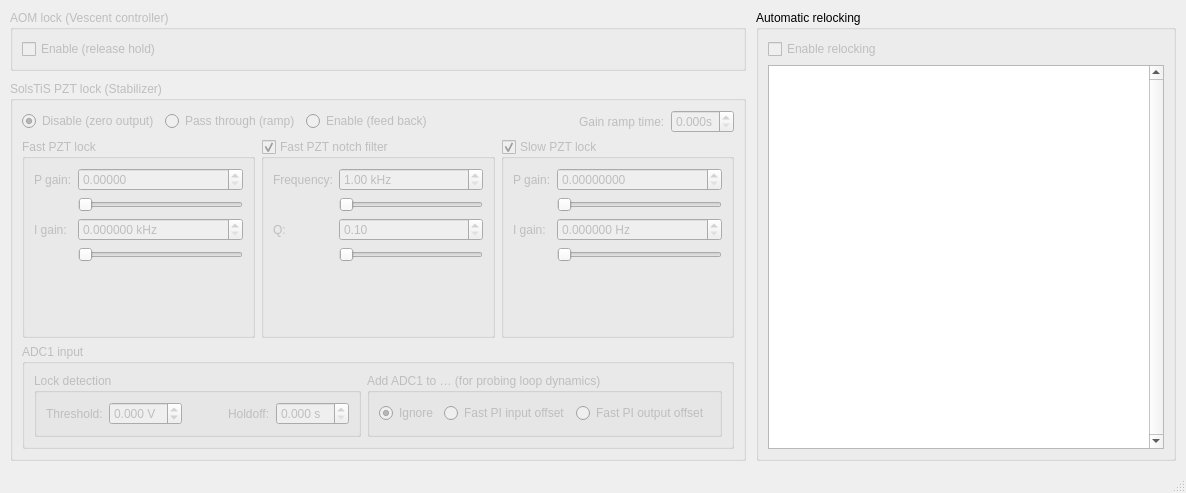
Before: the Qt Designer form l674_lock_ui/app.ui in OxfordIonTrapGroup/stabilizer-ui, drawn with Qt 5.
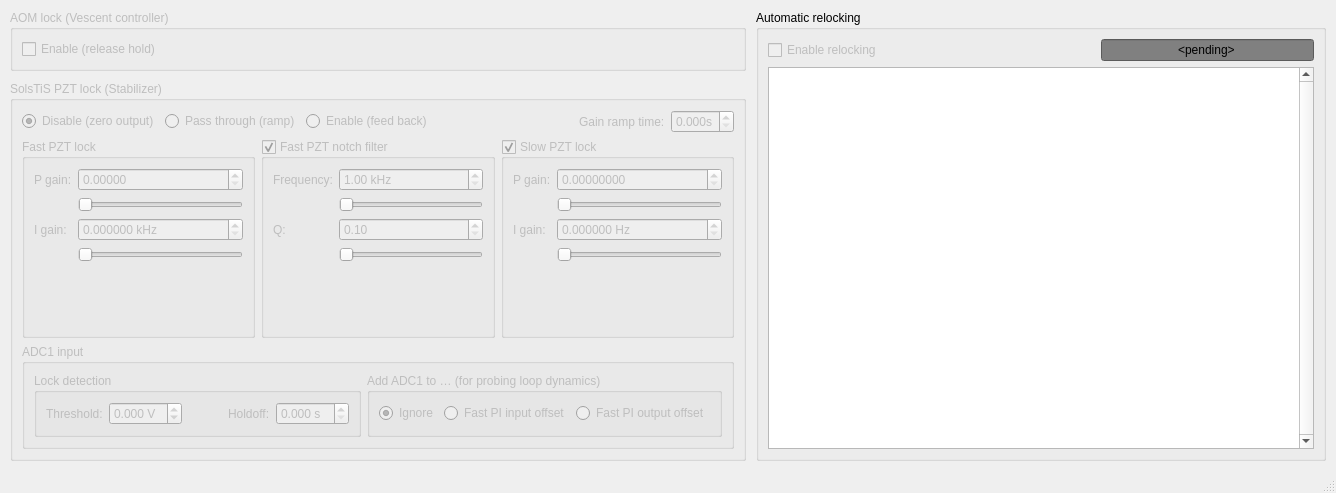
After: the same form once the commit is applied.

Commit message:
Periodically query ADC1 voltage for software lock detection
First step towards auto-relocking.

```diff
--- a/l674_lock_ui/app.ui
+++ b/l674_lock_ui/app.ui
@@ -6,7 +6,7 @@
    <rect>
     <x>0</x>
     <y>0</y>
-    <width>1186</width>
+    <width>1336</width>
     <height>493</height>
    </rect>
   </property>
@@ -589,6 +589,8 @@
       </property>
       <layout class="QVBoxLayout" name="verticalLayout_4">
        <item>
+        <layout class="QHBoxLayout" name="horizontalLayout_3">
+         <item>
         <widget class="QCheckBox" name="enableRelockingBox">
          <property name="enabled">
           <bool>false</bool>
@@ -600,6 +602,37 @@
           <bool>true</bool>
          </property>
         </widget>
+         </item>
+         <item>
+          <spacer name="horizontalSpacer_3">
+           <property name="orientation">
+            <enum>Qt::Horizontal</enum>
+           </property>
+           <property name="sizeHint" stdset="0">
+            <size>
+             <width>40</width>
+             <height>20</height>
+            </size>
+           </property>
+          </spacer>
+         </item>
+         <item>
+          <widget class="QLineEdit" name="adc1ReadingEdit">
+           <property name="styleSheet">
+            <string notr="true">QLineEdit { background-color: grey; }</string>
+           </property>
+           <property name="text">
+            <string>&lt;pending&gt;</string>
+           </property>
+           <property name="alignment">
+            <set>Qt::AlignCenter</set>
+           </property>
+           <property name="readOnly">
+            <bool>true</bool>
+           </property>
+          </widget>
+         </item>
+        </layout>
        </item>
        <item>
         <widget class="QTextEdit" name="logOutputText">
```
Lines whose indentation alone changed are shown as unchanged. The commit also changes 1 other file.
